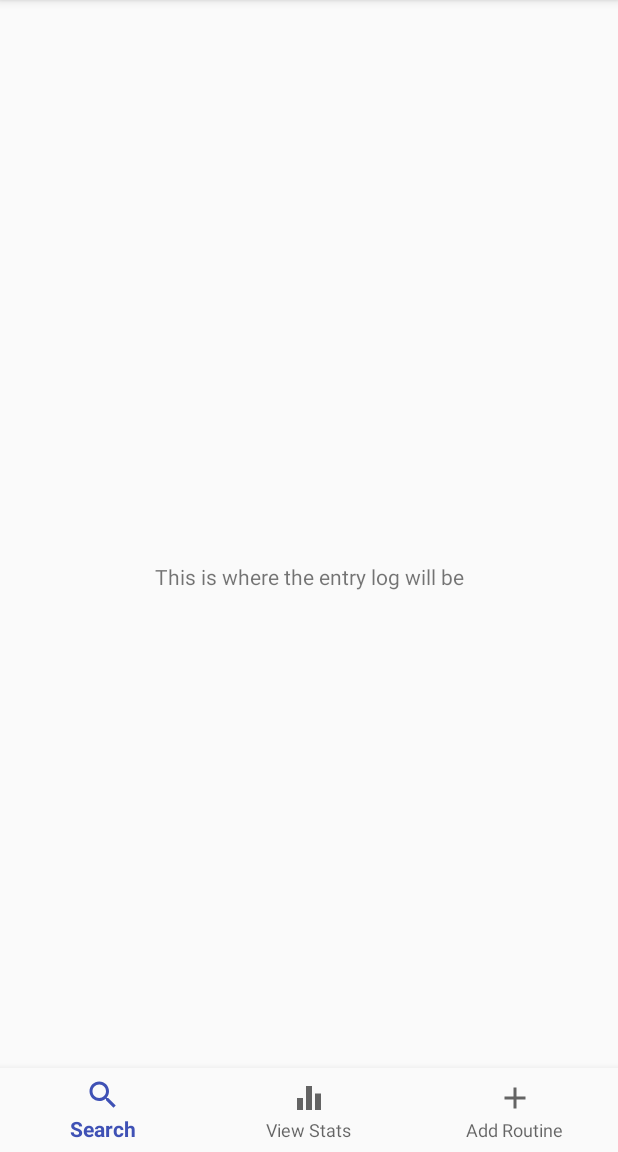
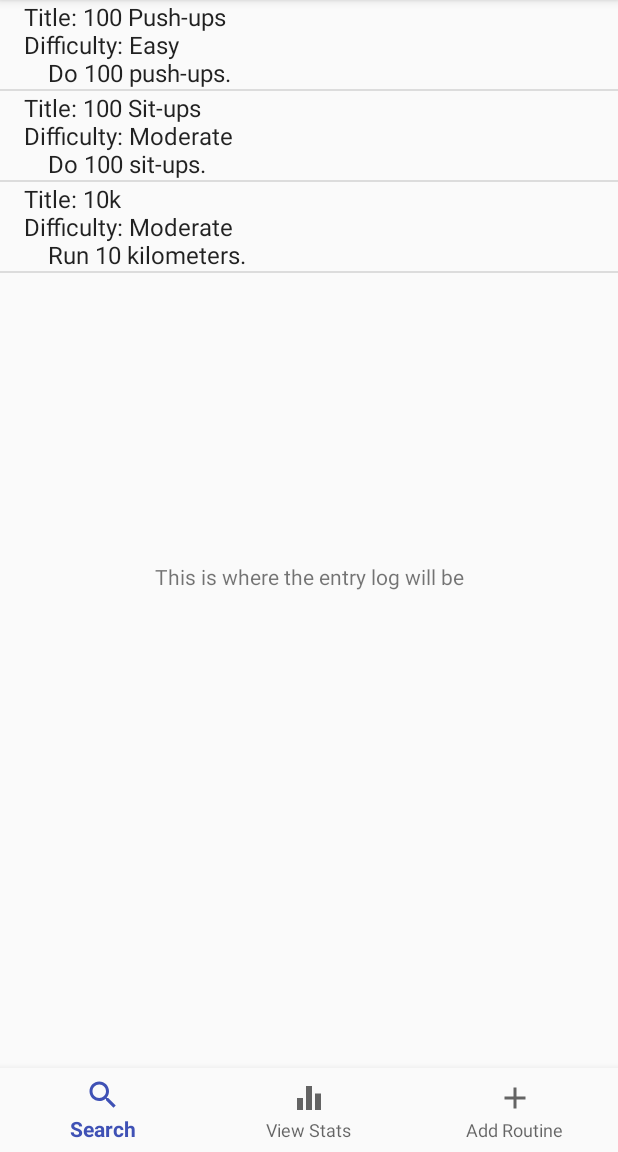
Before and after one commit to ejlnex5/glowing-guacamole, an Android app: the WorkoutDiary screen opened directly, with no data from a screen before it, on a phone screen of 412 x 824 dp, the part 84-1236 px from its top. Run offline under Robolectric (Android 15) with nearby library versions, the phone set to English and light mode, and no system bars.

Commit message:
Added listview diary entries
Current items are added from within code as an example.

```diff
--- /dev/null
+++ b/app/src/main/java/edu/miracosta/cs134/workoutapprefactored/DiaryEntry.java
@@ -0,0 +1,61 @@
+package edu.miracosta.cs134.workoutapprefactored;
+
+public class DiaryEntry
+{
+    private String title;
+    private String content;
+    private String difficulty;
+
+    public DiaryEntry()
+    {
+
+    }
+
+    public DiaryEntry(String title, String content, String difficulty)
+    {
+        this.title = title;
+        this.content = content;
+        this.difficulty = difficulty;
+    }
+
+    public void setTitle(String title)
+    {
+        this.title = title;
+    }
+
+    public void setContent(String content)
+    {
+        this.content = content;
+    }
+
+    public void setDifficulty(String difficulty)
+    {
+        this.difficulty = difficulty;
+    }
+
+    public String getTitle()
+    {
+        return title;
+    }
+
+    public String getContent()
+    {
+        return content;
+    }
+
+    public String getDifficulty()
+    {
+        return difficulty;
+    }
+
+
+    public String displayEntry()
+    {
+        return "Title: " + title + "\nDifficulty: " + difficulty + "\n    " + content;
+    }
+
+    public String toString()
+    {
+        return "Title: " + title + "\nDifficulty: " + difficulty + "\n    " + content;
+    }
+}
--- a/app/src/main/java/edu/miracosta/cs134/workoutapprefactored/WorkoutDiary.java
+++ b/app/src/main/java/edu/miracosta/cs134/workoutapprefactored/WorkoutDiary.java
@@ -15,9 +15,18 @@ import android.support.v7.widget.Toolbar;
 import android.view.Menu;
 import android.view.MenuItem;
 import android.view.View;
+import android.widget.AdapterView;
+import android.widget.ArrayAdapter;
+import android.widget.ListAdapter;
+import android.widget.ListView;
+import android.widget.TextView;
+import android.widget.Toast;
+
+import java.util.ArrayList;
 
 public class WorkoutDiary extends AppCompatActivity
         implements NavigationView.OnNavigationItemSelectedListener {
+
 
     private BottomNavigationView.OnNavigationItemSelectedListener mOnNavigationItemSelectedListener = new BottomNavigationView.OnNavigationItemSelectedListener() {
 
@@ -61,6 +70,30 @@ public class WorkoutDiary extends AppCompatActivity
 
         NavigationView navigationView = (NavigationView) findViewById(R.id.nav_view);
         navigationView.setNavigationItemSelectedListener(this);
+
+
+
+
+        // Workout diary entries
+        ArrayList<DiaryEntry> diaryEntries = new ArrayList<DiaryEntry>();
+        diaryEntries.add(new DiaryEntry("100 Push-ups", "Do 100 push-ups.", "Easy"));
+        diaryEntries.add(new DiaryEntry("100 Sit-ups", "Do 100 sit-ups.", "Moderate"));
+        diaryEntries.add(new DiaryEntry("10k", "Run 10 kilometers.", "Moderate"));
+
+        ListAdapter routineAdapter = new ArrayAdapter<DiaryEntry>(this, android.R.layout.simple_list_item_1, diaryEntries);
+        ListView diaryListView = (ListView) findViewById(R.id.diary_list_view);
+        diaryListView.setAdapter(routineAdapter);
+
+        TextView entryDisplayText = (TextView) findViewById(R.id.entry_display_text);
+        diaryListView.setOnItemClickListener(new AdapterView.OnItemClickListener() {
+             @Override
+             public void onItemClick(AdapterView<?> parent, View view, int position, long id) {
+                 DiaryEntry entry = (DiaryEntry) parent.getItemAtPosition(position);
+                 //entryDisplayText.setText(entry.displayEntry());
+
+                 Toast.makeText(WorkoutDiary.this, "JUST DO IT", Toast.LENGTH_LONG).show();
+             }
+         });
     }
 
     @Override
--- a/app/src/main/res/layout/content_workout_diary.xml
+++ b/app/src/main/res/layout/content_workout_diary.xml
@@ -17,16 +17,31 @@
         app:layout_constraintRight_toRightOf="parent"
         app:layout_constraintTop_toTopOf="parent" />
 
+
     <android.support.design.widget.BottomNavigationView
+        android:id="@+id/bottomNavigation"
+        android:layout_width="0dp"
         android:layout_height="wrap_content"
-        android:layout_width="0dp"
-        android:id="@+id/bottomNavigation"
         android:background="?android:attr/windowBackground"
+        app:layout_constraintBottom_toBottomOf="parent"
+        app:layout_constraintHorizontal_bias="0.0"
         app:layout_constraintLeft_toLeftOf="parent"
-        app:menu="@menu/bottom_nav_bar"
         app:layout_constraintRight_toRightOf="parent"
-        app:layout_constraintBottom_toBottomOf="parent"
-        android:layout_marginStart="0dp"
-        android:layout_marginEnd="0dp"/>
+        app:menu="@menu/bottom_nav_bar" />
 
+    xmlns:app="http://schemas.android.com/apk/res-auto"
+    xmlns:tools="http://schemas.android.com/tools"
+    android:layout_width="match_parent"
+    android:layout_height="match_parent"
+    tools:context=".MainActivity">
+
+
+    <!-- Workout diary entries -->
+
+    <ListView
+        android:id="@+id/diary_list_view"
+        android:layout_width="match_parent"
+        android:layout_height="439dp">
+
+    </ListView>
 </android.support.constraint.ConstraintLayout>
```
Also changed, not shown: app/src/main/res/layout/fragment_entry_display.xml (added, +13 -0 lines).
